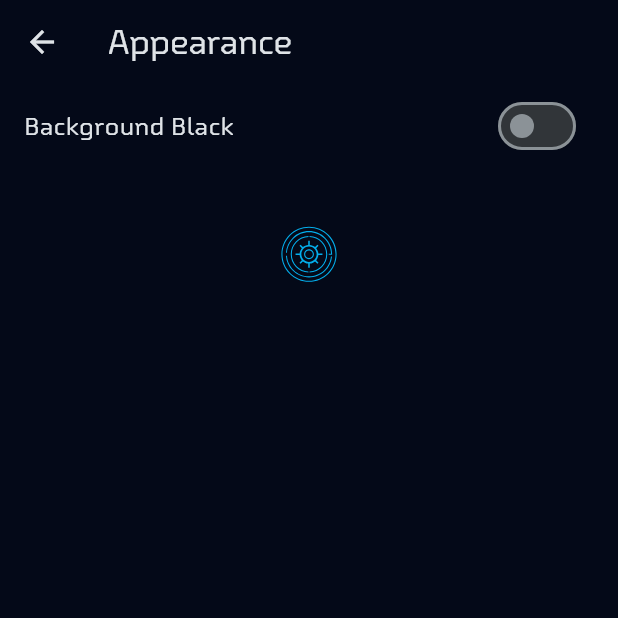
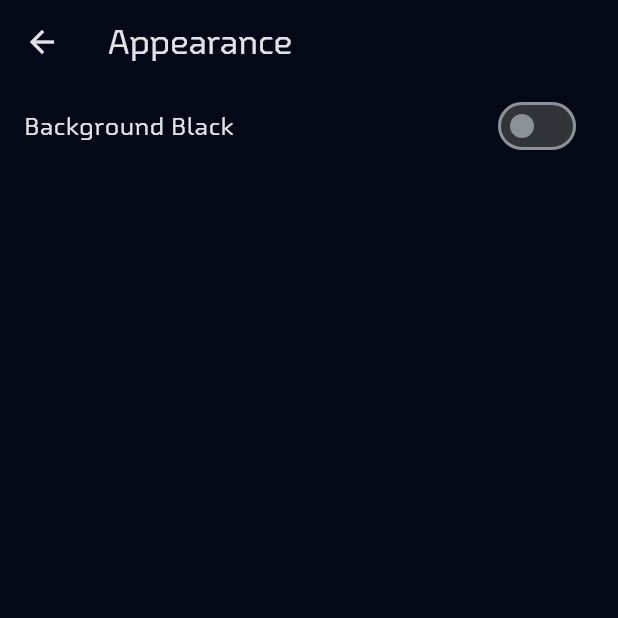
Before and after one commit to ae1dev/Afterlight, a Flutter app: the AppearanceView screen opened directly, on a phone screen of 412 x 824 dp, the top half of it. Run offline on Flutter 3.47's test engine with Material 3 defaults, Android fonts, the phone set to English and light mode, and no system bars; our stand-ins replace flutter_svg, gap, hive_ce_flutter, material_symbols_icons; missing offline and left inert: apps_handler, gaimon; accounts and stored records are empty.

Commit message:
fix(appearance): remove bottom icon

```diff
--- a/lib/ui/settings/appearance/appearance.dart
+++ b/lib/ui/settings/appearance/appearance.dart
@@ -1,5 +1,4 @@
 import 'package:afterlight/main.dart';
-import 'package:afterlight/ui/widgets/icon.dart';
 import 'package:afterlight/utils/feedback.dart';
 import 'package:flutter/material.dart';
 import 'package:gap/gap.dart';
@@ -33,7 +32,6 @@ class _AppearanceViewState extends State<AppearanceView> {
             ),
           ),
           Gap(35),
-          Center(child: IconWidget(size: 45)),
         ],
       ),
     );
```
